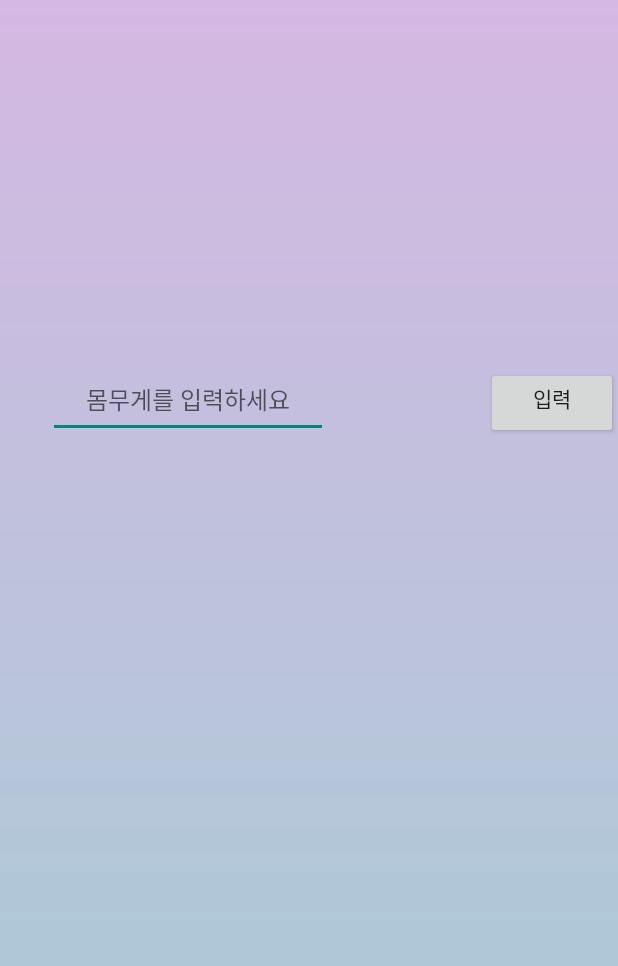
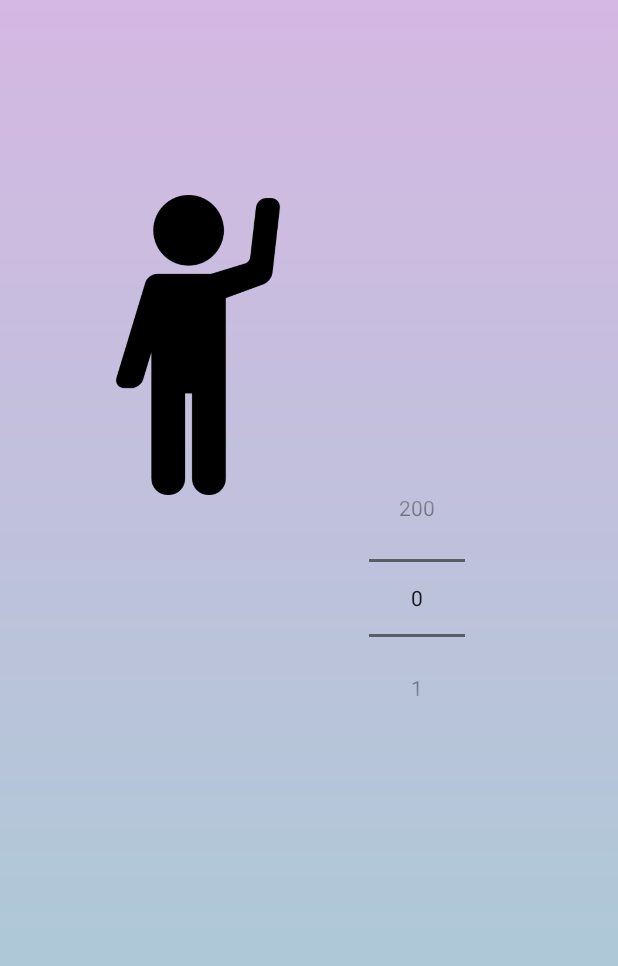
Before and after one commit to kimhm0728/WaterReminder, an Android app: the InputActivity screen opened directly, with no data from a screen before it, on a phone screen of 412 x 824 dp. Shown: the top 966 px of the screen. Run offline under Robolectric (Android 15) with nearby library versions, the phone set to English and light mode, and no system bars.

Commit message:
chore : numberpicker 및 아이콘 추가

```diff
--- a/app/src/main/java/com/example/WaterCollect/InputActivity.java
+++ b/app/src/main/java/com/example/WaterCollect/InputActivity.java
@@ -7,6 +7,7 @@ import android.view.View;
 import android.widget.Button;
 import android.widget.EditText;
 import android.widget.TextView;
+import android.widget.NumberPicker;
 
 import androidx.appcompat.app.AppCompatActivity;
 
@@ -15,28 +16,27 @@ import java.util.Locale;
 
 public class InputActivity extends AppCompatActivity {
 
-    private Button button;
-    private EditText edit;
     private TextView text;
     private String weight;
+    private NumberPicker number_picker;
 
     @Override
     protected void onCreate(Bundle savedInstanceState) {
         super.onCreate(savedInstanceState);
         setContentView(R.layout.activity_input);
 
-        edit = findViewById(R.id.edit);
         text = findViewById(R.id.text);
         text.setText("");
+        number_picker=findViewById(R.id.number_picker);
+        number_picker.setMaxValue(200);
+        number_picker.setMinValue(0);
+        number_picker.setValue(0);
 
-        button = findViewById(R.id.button);
 
-        button.setOnClickListener(new View.OnClickListener() {
-
+        number_picker.setOnValueChangedListener(new NumberPicker.OnValueChangeListener() {
             @Override
-            public void onClick(View view) {
-                weight = edit.getText().toString();
-                String day = Integer.toString(Integer.parseInt(weight)*30);
+            public void onValueChange(NumberPicker picker, int oldValue, int newValue) {
+                String day = Integer.toString(newValue*30);
                 double amount = Double.parseDouble(day);
 
                 DecimalFormat formatter = new DecimalFormat("#,###");
--- a/app/src/main/res/layout/activity_input.xml
+++ b/app/src/main/res/layout/activity_input.xml
@@ -7,47 +7,42 @@
     tools:context=".InputActivity"
     android:background="@drawable/gradient_main">
 
-    <Button
-        android:id="@+id/button"
-        android:layout_width="wrap_content"
-        android:layout_height="wrap_content"
-        android:gravity="center_horizontal"
-        android:text="입력"
-        android:textAlignment="center"
-        app:layout_constraintBaseline_toBaselineOf="@+id/edit"
-        app:layout_constraintEnd_toEndOf="parent"
-        android:fontFamily="@font/nanumsquareextrabold"/>
 
     <TextView
         android:id="@+id/text"
         android:layout_width="wrap_content"
         android:layout_height="wrap_content"
-        android:layout_marginTop="90dp"
+        android:layout_marginTop="40dp"
+        android:fontFamily="@font/nanumsquareextrabold"
         android:gravity="center_horizontal"
         android:text="TextView"
         android:textAlignment="center"
         app:layout_constraintEnd_toEndOf="parent"
+        app:layout_constraintHorizontal_bias="0.524"
         app:layout_constraintStart_toStartOf="parent"
-        app:layout_constraintTop_toBottomOf="@+id/edit"
-        android:fontFamily="@font/nanumsquareextrabold"/>
+        app:layout_constraintTop_toBottomOf="@+id/number_picker" />
 
+    <ImageView
+        android:id="@+id/imageView"
+        android:layout_width="200dp"
+        android:layout_height="200dp"
+        android:layout_marginTop="130dp"
+        app:layout_constraintEnd_toEndOf="parent"
+        app:layout_constraintHorizontal_bias="0.151"
+        app:layout_constraintStart_toStartOf="parent"
+        app:layout_constraintTop_toTopOf="parent"
+        app:srcCompat="@drawable/person2" />
 
-    <EditText
-        android:id="@+id/edit"
+    <NumberPicker
+        android:id="@+id/number_picker"
         android:layout_width="wrap_content"
         android:layout_height="wrap_content"
-        android:layout_marginStart="32dp"
-        android:layout_marginTop="244dp"
-        android:contentDescription="몸무게 입력"
-        android:hint="몸무게를 입력하세요"
-        android:ems="10"
-        android:gravity="center_horizontal"
-        android:inputType="number"
-        android:minHeight="48dp"
-        android:textAlignment="center"
-        android:textSize="16sp"
+        app:layout_constraintBottom_toBottomOf="parent"
+        app:layout_constraintEnd_toEndOf="parent"
+        app:layout_constraintHorizontal_bias="0.706"
         app:layout_constraintStart_toStartOf="parent"
-        app:layout_constraintTop_toTopOf="parent" />
+        app:layout_constraintTop_toTopOf="parent"
+        app:layout_constraintVertical_bias="0.479" />
 
 
 </androidx.constraintlayout.widget.ConstraintLayout>
```
Also changed, not shown: app/src/main/res/drawable/person.png (added), app/src/main/res/drawable/person2.png (added).
